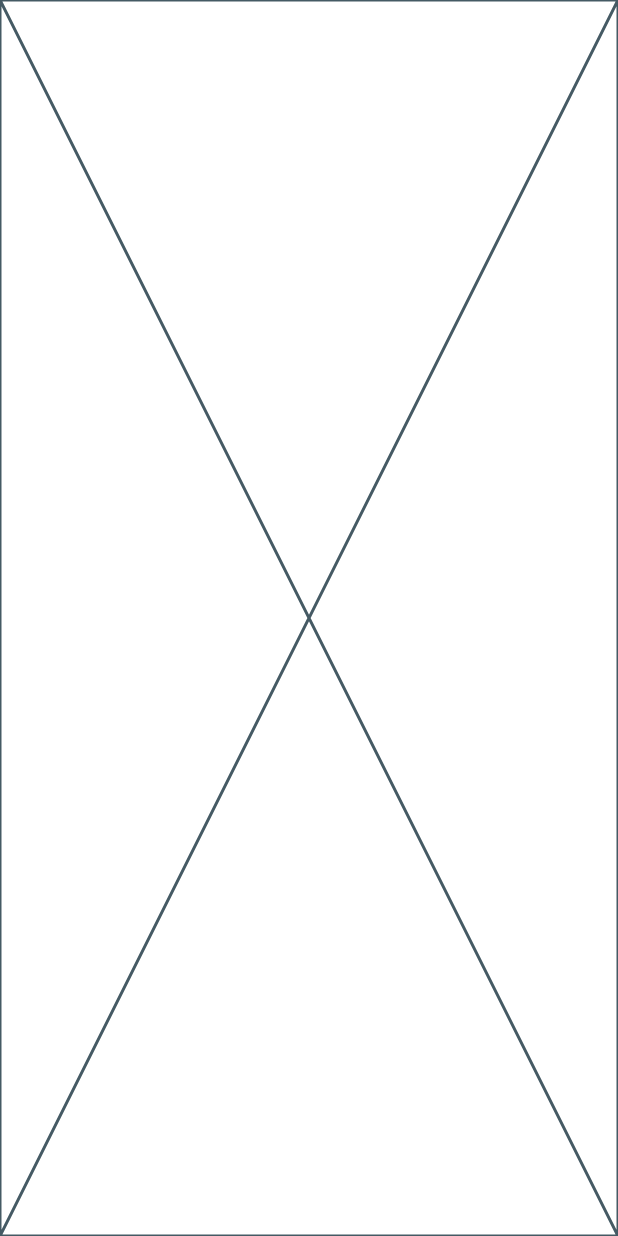
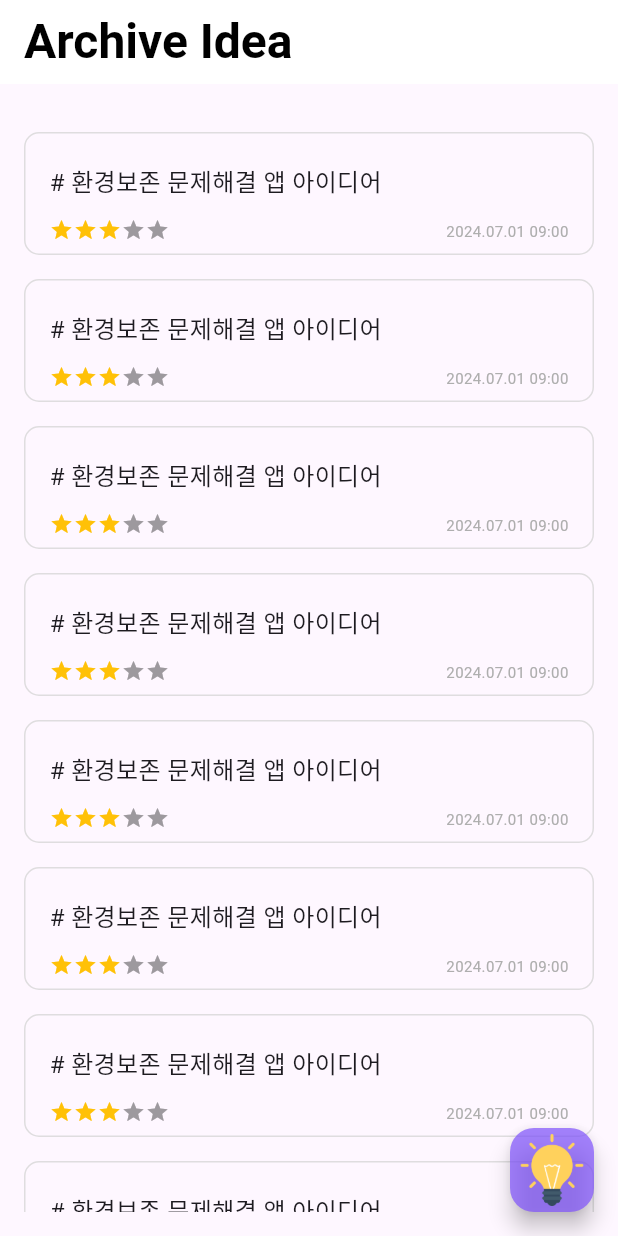
Before and after one commit to Parkchenil/udemy, a Flutter app: the screen it shows after launch, on a phone screen of 412 x 824 dp. Run offline on Flutter 3.47's test engine with Material 3 defaults, Android fonts, the phone set to English and light mode, and no system bars; drawn by our look-alikes of flutter_rating_bar; our stand-ins replace sqflite; accounts and stored records are empty.

Commit message:
UI구현

```diff
--- a/lib/screen/main_screen.dart
+++ b/lib/screen/main_screen.dart
@@ -1,4 +1,9 @@
+import 'package:archive_idea_udemy/database/database_helper.dart';
+import 'package:flutter/cupertino.dart';
 import 'package:flutter/material.dart';
+import 'package:flutter_rating_bar/flutter_rating_bar.dart';
+
+import '../data/idea_info.dart';
 
 class MainScreen extends StatefulWidget {
   const MainScreen({super.key});
@@ -8,8 +13,119 @@
 }
 
 class _MainScreenState extends State<MainScreen> {
+  /*var dbHelper = DatabaseHelper(); // 데이터베이스 접근을 용이하게 해주는 유틸 객체
+  List<IdeaInfo> lstIdeaInfo = []; // 아이디어 목록 데이터들이 담길 공간
+
+  @override
+  void initState() {
+    super.initState();
+
+    // 아이디어 목록들 가져오기 !
+    getIdeaInfo();
+  }*/
+
   @override
   Widget build(BuildContext context) {
-    return const Placeholder();
+    return Scaffold(
+      appBar: AppBar(
+        backgroundColor: Colors.white,
+        elevation: 0,
+        title: Text(
+          'Archive Idea',
+          style: TextStyle(
+            color: Colors.black,
+            fontSize: 32,
+            fontWeight: FontWeight.bold,
+          ),
+        ),
+      ),
+      body: Container(
+        margin: EdgeInsets.all(16),
+        child: ListView.builder(
+          itemCount: 10,
+          itemBuilder: (context, index) {
+            return listItem(index);
+          },
+        ),
+      ),
+      floatingActionButton: FloatingActionButton(
+        onPressed: () {
+          // 새 아이디어 작성 화면으로 이동
+        },
+        child: Image.asset(
+          'assets/idea.png',
+          width: 48,
+          height: 48,
+        ),
+        backgroundColor: Color(0xff7f52fd).withOpacity(0.7),
+      ),
+    );
+  }
+
+  Widget listItem(int index) {
+    return Container(
+      height: 82,
+      margin: EdgeInsets.only(top: 16),
+      decoration: ShapeDecoration(
+        shape: RoundedRectangleBorder(
+          side: BorderSide(color: Color(0xffd9d9d9d9), width: 1),
+          borderRadius: BorderRadius.circular(10),
+        ),
+      ),
+      child: Stack(
+        alignment: Alignment.centerLeft,
+        children: [
+          /// 아이디어 제목
+          Container(
+            margin: EdgeInsets.only(left: 16, bottom: 16),
+            child: Text(
+              '# 환경보존 문제해결 앱 아이디어',
+              style: TextStyle(fontSize: 16),
+            ),
+          ),
+
+          /// 일시
+          Align(
+            alignment: Alignment.bottomRight,
+            child: Container(
+              margin: EdgeInsets.only(right: 16, bottom: 8),
+              child: Text(
+                '2024.07.01 09:00',
+                style: TextStyle(color: Color(0xffaeaeae), fontSize: 10),
+              ),
+            ),
+          ),
+
+          /// 아이디어 중요도 점수 (별 형태로)
+          Align(
+            alignment: Alignment.bottomLeft,
+            child: Container(
+              margin: EdgeInsets.only(left: 16, bottom: 8),
+              child: RatingBar.builder(
+                initialRating: 3,
+                minRating: 1,
+                direction: Axis.horizontal,
+                itemCount: 5,
+                itemSize: 16,
+                itemPadding: EdgeInsets.symmetric(horizontal: 0),
+                itemBuilder: (context, index) {
+                  return Icon(
+                    Icons.star,
+                    color: Colors.amber,
+                  );
+                },
+                ignoreGestures: true,
+                updateOnDrag: false,
+                onRatingUpdate: (value) {},
+              ),
+            ),
+          )
+        ],
+      ),
+    );
+  }
+
+  Future getIdeaInfo() async {
+    // idea 정보들을 가지고 와서 맴버 (전역) 변수 리스트 객체에 넣기
   }
 }
--- a/pubspec.yaml
+++ b/pubspec.yaml
@@ -14,6 +14,7 @@
 
   cupertino_icons: ^1.0.6
   sqflite: ^2.3.3+1
+  flutter_rating_bar: ^4.0.1
 
 dev_dependencies:
   flutter_test:
```
Also changed, not shown: pubspec.lock.
